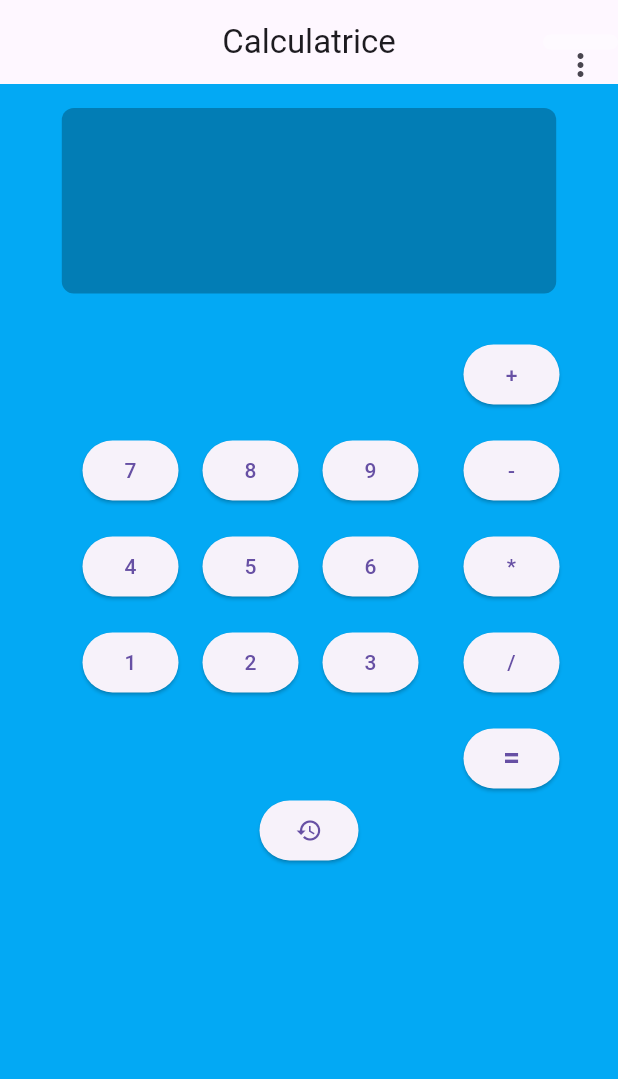
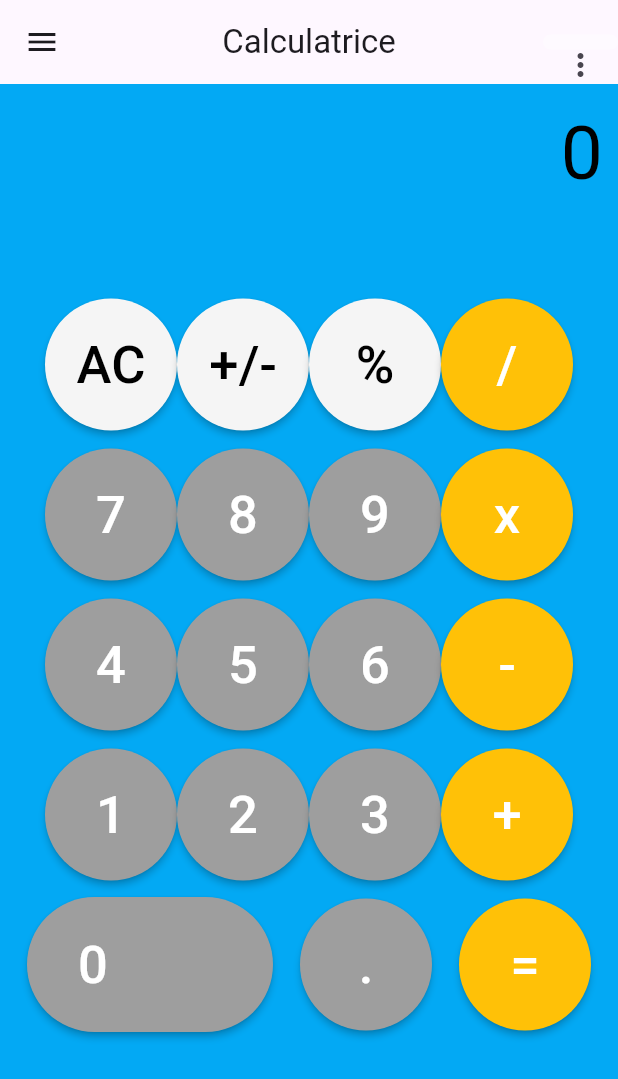
Before and after one commit to Matvdb/Calculatrice-Flutter, a Flutter app: the screen it shows after launch, on a phone screen of 412 x 824 dp. Shown: the top 1079 px of the screen. Run offline on Flutter 3.47's test engine with Material 2 defaults, Android fonts, the phone set to English and light mode, and no system bars.

Commit message:
calc fini, start frontEnd

```diff
--- /dev/null
+++ b/lib/ecran/homepage.dart
@@ -0,0 +1,308 @@
+import 'package:flutter/material.dart';
+import 'package:flutter_application_1/data/menu_items.dart';
+import 'package:flutter_application_1/ecran/parametre.dart';
+
+class MyHomePage extends StatefulWidget {
+  const MyHomePage({Key? key}) : super(key: key);
+
+  @override
+  State<MyHomePage> createState() => _MyHomePageState();
+}
+
+class _MyHomePageState extends State<MyHomePage> {
+
+  Widget _calcButton(String btntxt, Color btncolor, Color txtcolor){
+    return SizedBox(
+      child: RaisedButton(
+        onPressed: (){
+          calcul(btntxt);
+        },
+        shape: const CircleBorder(),
+        color: btncolor,
+        padding: const EdgeInsets.all(20),
+        child: Text(
+          btntxt,
+          style: TextStyle(
+            fontSize: 35,
+            color: txtcolor,
+          ),
+        ),
+      ),
+    );
+  }
+
+  @override
+  Widget build(BuildContext context) {
+    return Scaffold(
+      drawer: Drawer(
+        child: ListView(
+          padding: EdgeInsets.zero,
+          children: [
+            const DrawerHeader(
+              decoration: BoxDecoration(
+                color: Colors.blue,
+              ),
+              child: Text("Calculatrice", style: TextStyle(
+                fontSize: 25.0,
+                fontWeight: FontWeight.bold,
+              ),),
+              ),
+              ListTile(
+                title: const Text('Calcul décimal'),
+                onTap: () {
+                },
+              ),
+              ListTile(
+                title: const Text('Contact'),
+                onTap: () {
+                },
+              ),
+          ],
+        ),
+      ),
+      appBar: AppBar(
+        title: const Text("Calculatrice"),
+        centerTitle: true,
+        actions: [
+          Container(
+                  decoration: BoxDecoration(
+                  borderRadius: BorderRadius.circular(10),
+                  color: Colors.white38,
+                  ),
+                  height: 10,
+                  width: 50,
+                  child: PopupMenuButton<MenusItem>(
+                  itemBuilder: (context) => [
+                    ...MenusItems.itemsFirst.map(buildItem).toList(),
+                ],),
+                ),
+        ],
+      ),
+      body: Container(
+            height: MediaQuery.of(context).size.height * 1,
+            width: MediaQuery.of(context).size.width * 1,
+            color: Colors.lightBlue,
+            child: SingleChildScrollView(
+              scrollDirection: Axis.vertical,
+              child: Column(
+        mainAxisAlignment: MainAxisAlignment.end,
+        children: [
+          Row(
+            mainAxisAlignment: MainAxisAlignment.end,
+            children: [
+              Padding(padding: EdgeInsets.all(10.0),
+              child: Text(text,
+                textAlign: TextAlign.left,
+                style: const TextStyle(color: Colors.black,
+                fontSize: 50),
+              ),)
+            ],
+          ),
+          const SizedBox(
+            height: 50,
+          ),
+          Row(
+            mainAxisAlignment: MainAxisAlignment.center,
+            children: [
+              _calcButton('AC', Colors.grey.shade100, Colors.black),
+              _calcButton('+/-', Colors.grey.shade100, Colors.black),
+              _calcButton('%', Colors.grey.shade100, Colors.black),
+              _calcButton('/', Colors.amber, Colors.white),
+            ],
+          ),
+          const SizedBox(
+            height: 10,
+          ),
+          Row(
+            mainAxisAlignment: MainAxisAlignment.center,
+            children: [
+              _calcButton('7', Colors.grey, Colors.white),
+              _calcButton('8', Colors.grey, Colors.white),
+              _calcButton('9', Colors.grey, Colors.white),
+              _calcButton('x', Colors.amber, Colors.white),
+            ],
+          ),
+          const SizedBox(
+            height: 10,
+          ),
+          Row(
+            mainAxisAlignment: MainAxisAlignment.center,
+            children: [
+              _calcButton('4', Colors.grey, Colors.white),
+              _calcButton('5', Colors.grey, Colors.white),
+              _calcButton('6', Colors.grey, Colors.white),
+              _calcButton('-', Colors.amber, Colors.white),
+            ],
+          ),
+          const SizedBox(
+            height: 10,
+          ),
+          Row(
+            mainAxisAlignment: MainAxisAlignment.center,
+            children: [
+              _calcButton('1', Colors.grey, Colors.white),
+              _calcButton('2', Colors.grey, Colors.white),
+              _calcButton('3', Colors.grey, Colors.white),
+              _calcButton('+', Colors.amber, Colors.white),
+            ],
+          ),
+          const SizedBox(
+            height: 10,
+          ),
+          Row(
+            mainAxisAlignment: MainAxisAlignment.spaceEvenly,
+            children: [
+              RaisedButton(
+                color: Colors.grey,
+                padding: const EdgeInsets.fromLTRB(34, 20, 110, 20),
+                onPressed: (){
+
+                },
+                shape: const StadiumBorder(),
+                child: const Text("0",
+                  style: TextStyle(
+                    fontSize: 35,
+                    color: Colors.white
+                  ),
+                ),
+              ),
+              _calcButton('.', Colors.grey, Colors.white),
+              _calcButton('=', Colors.amber, Colors.white),
+            ],
+          ),
+        ],
+      ),
+      ),
+      ),
+    );
+  }
+  //Calculator logic
+  dynamic text ='0';
+  double numOne = 0;
+  double numTwo = 0;
+
+  dynamic result = '';
+  dynamic finalResult = '';
+  dynamic opr = '';
+  dynamic preOpr = '';
+
+   void calcul(btnText) {
+    if(btnText  == 'AC') {
+      text ='0';
+      numOne = 0;
+      numTwo = 0;
+      result = '';
+      finalResult = '0';
+      opr = '';
+      preOpr = '';
+    } else if( opr == '=' && btnText == '=') {
+      if(preOpr == '+') {
+         finalResult = add();
+      } else if( preOpr == '-') {
+          finalResult = sub();
+      } else if( preOpr == 'x') {
+          finalResult = mul();
+      } else if( preOpr == '/') {
+          finalResult = div();
+      }
+    } else if(btnText == '+' || btnText == '-' || btnText == 'x' || btnText == '/' || btnText == '=') {
+      if(numOne == 0) {
+          numOne = double.parse(result);
+      } else {
+          numTwo = double.parse(result);
+      }
+      if(opr == '+') {
+          finalResult = add();
+      } else if( opr == '-') {
+          finalResult = sub();
+      } else if( opr == 'x') {
+          finalResult = mul();
+      } else if( opr == '/') {
+          finalResult = div();
+      }
+      preOpr = opr;
+      opr = btnText;
+      result = '';
+    }
+    else if(btnText == '%') {
+     result = numOne / 100;
+     finalResult = doesContainDecimal(result);
+    } else if(btnText == '.') {
+      if(!result.toString().contains('.')) {
+        result = result.toString()+'.';
+      }
+      finalResult = result;
+    }
+    else if(btnText == '+/-') {
+        result.toString().startsWith('-') ? result = result.toString().substring(1): result = '-'+result.toString();
+        finalResult = result;
+    }
+    else {
+        result = result + btnText;
+        finalResult = result;
+    }
+    setState(() {
+          text = finalResult;
+        });
+
+  }
+
+  String add() {
+         result = (numOne + numTwo).toString();
+         numOne = double.parse(result);
+         return doesContainDecimal(result);
+  }
+
+  String sub() {
+         result = (numOne - numTwo).toString();
+         numOne = double.parse(result);
+         return doesContainDecimal(result);
+  }
+  String mul() {
+         result = (numOne * numTwo).toString();
+         numOne = double.parse(result);
+         return doesContainDecimal(result);
+  }
+  String div() {
+          result = (numOne / numTwo).toString();
+          numOne = double.parse(result);
+          return doesContainDecimal(result);
+  }
+
+
+  String doesContainDecimal(dynamic result) {
+
+    if(result.toString().contains('.')) {
+        List<String> splitDecimal = result.toString().split('.');
+        if(!(int.parse(splitDecimal[1]) > 0))
+         return result = splitDecimal[0].toString();
+    }
+    return result;
+  }
+
+  PopupMenuItem<MenusItem> buildItem(MenusItem item) => PopupMenuItem(
+    child:
+    Column(
+      children: [
+        RaisedButton(
+          onPressed: () => Navigator.pushReplacement(context, MaterialPageRoute(builder: (context) => const Parametre())),
+        child: Row(
+          children: [
+            Icon(
+                item.icon, color: Colors.black,
+                size: 20,
+                ),
+                const Padding(padding: EdgeInsets.all(10)),
+                Text(item.text),
+          ],
+        ),
+        color: Colors.white,
+        shape: RoundedRectangleBorder(
+          borderRadius: BorderRadius.circular(15),
+        ),
+        splashColor: Colors.lightBlue,
+        ),
+        ],
+        ),
+    );
+}
--- a/lib/main.dart
+++ b/lib/main.dart
@@ -1,5 +1,5 @@
 import 'package:flutter/material.dart';
-import 'package:flutter_application_1/homepage.dart';
+import 'package:flutter_application_1/ecran/homepage.dart';
 
 void main() {
   runApp(const MyApp());
```
Also changed, not shown: lib/homepage.dart (deleted, +0 -370 lines), lib/ecran/parametre.dart (renamed from lib/parametre.dart).
